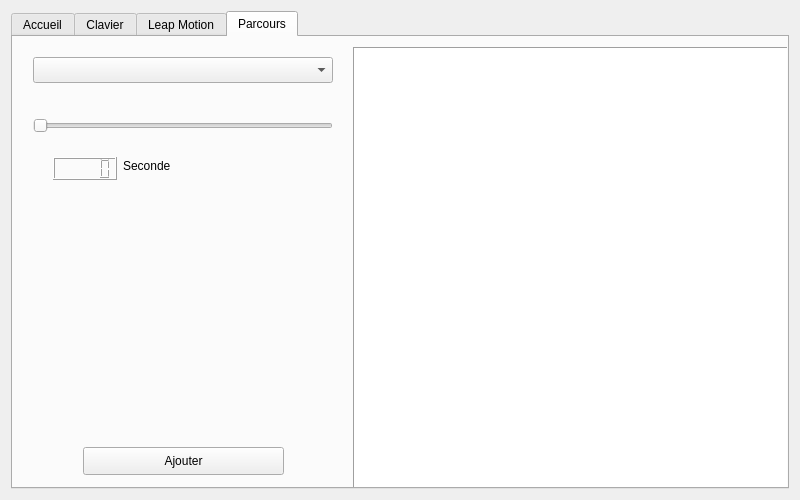
Qt form mainwindow.ui (JLBarbie/MiniDrone) before a commit.
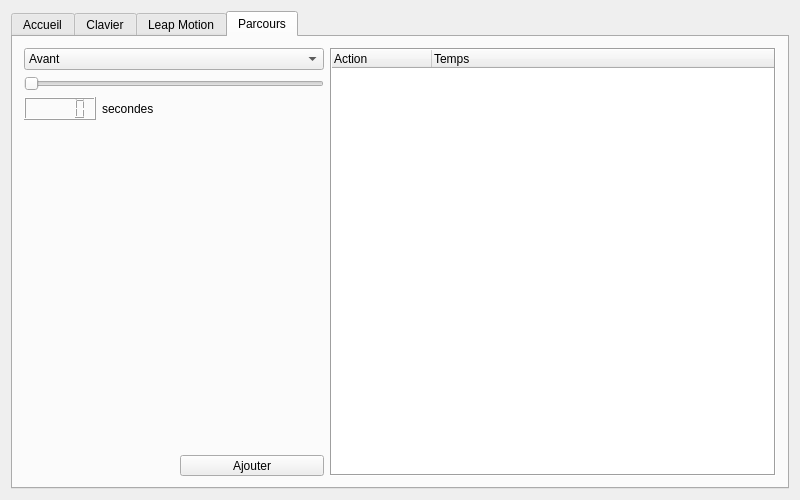
The same form after that commit. The open tabs and pages were chosen to show the change. Icons and pictures are not drawn.

Patch:
```diff
--- a/mainwindow.ui
+++ b/mainwindow.ui
@@ -531,90 +531,263 @@
        </widget>
       </widget>
       <widget class="QWidget" name="course">
+       <property name="sizePolicy">
+        <sizepolicy hsizetype="Expanding" vsizetype="Expanding">
+         <horstretch>0</horstretch>
+         <verstretch>0</verstretch>
+        </sizepolicy>
+       </property>
        <attribute name="title">
         <string>Parcours</string>
        </attribute>
-       <widget class="QComboBox" name="courseAction">
-        <property name="geometry">
-         <rect>
-          <x>20</x>
-          <y>20</y>
-          <width>300</width>
-          <height>26</height>
-         </rect>
-        </property>
-       </widget>
-       <widget class="QSlider" name="horizontalSlider">
-        <property name="geometry">
-         <rect>
-          <x>20</x>
-          <y>80</y>
-          <width>300</width>
-          <height>17</height>
-         </rect>
-        </property>
-        <property name="orientation">
-         <enum>Qt::Horizontal</enum>
-        </property>
-       </widget>
-       <widget class="QLCDNumber" name="lcdNumber">
-        <property name="geometry">
-         <rect>
-          <x>40</x>
-          <y>120</y>
-          <width>64</width>
-          <height>23</height>
-         </rect>
-        </property>
-        <property name="font">
-         <font>
-          <weight>75</weight>
-          <bold>true</bold>
-         </font>
-        </property>
-       </widget>
-       <widget class="QLabel" name="label_2">
-        <property name="geometry">
-         <rect>
-          <x>110</x>
-          <y>120</y>
-          <width>74</width>
-          <height>18</height>
-         </rect>
-        </property>
-        <property name="frameShape">
-         <enum>QFrame::NoFrame</enum>
-        </property>
-        <property name="text">
-         <string>Seconde</string>
-        </property>
-       </widget>
-       <widget class="QListWidget" name="listWidget">
-        <property name="geometry">
-         <rect>
-          <x>340</x>
-          <y>10</y>
-          <width>450</width>
-          <height>450</height>
-         </rect>
-        </property>
-        <property name="frameShape">
-         <enum>QFrame::Box</enum>
-        </property>
-       </widget>
-       <widget class="QToolButton" name="CAddButton">
-        <property name="geometry">
-         <rect>
-          <x>70</x>
-          <y>410</y>
-          <width>201</width>
-          <height>28</height>
-         </rect>
-        </property>
-        <property name="text">
-         <string>Ajouter</string>
-        </property>
-       </widget>
+       <layout class="QGridLayout" name="gridLayout_3">
+        <item row="0" column="3">
+         <layout class="QGridLayout" name="gridLayout_2">
+          <item row="4" column="2" colspan="2">
+           <widget class="QToolButton" name="addButton">
+            <property name="sizePolicy">
+             <sizepolicy hsizetype="Preferred" vsizetype="Fixed">
+              <horstretch>0</horstretch>
+              <verstretch>0</verstretch>
+             </sizepolicy>
+            </property>
+            <property name="text">
+             <string>Ajouter</string>
+            </property>
+           </widget>
+          </item>
+          <item row="0" column="0" colspan="4">
+           <widget class="QComboBox" name="listAction">
+            <property name="sizePolicy">
+             <sizepolicy hsizetype="Fixed" vsizetype="Fixed">
+              <horstretch>0</horstretch>
+              <verstretch>0</verstretch>
+             </sizepolicy>
+            </property>
+            <property name="minimumSize">
+             <size>
+              <width>300</width>
+              <height>0</height>
+             </size>
+            </property>
+            <item>
+             <property name="text">
+              <string>Avant</string>
+             </property>
+            </item>
+            <item>
+             <property name="text">
+              <string>Arrière</string>
+             </property>
+            </item>
+            <item>
+             <property name="text">
+              <string>Gauche</string>
+             </property>
+            </item>
+            <item>
+             <property name="text">
+              <string>Droite</string>
+             </property>
+            </item>
+            <item>
+             <property name="text">
+              <string>Monter</string>
+             </property>
+            </item>
+            <item>
+             <property name="text">
+              <string>Descendre</string>
+             </property>
+            </item>
+            <item>
+             <property name="text">
+              <string>Horaire</string>
+             </property>
+            </item>
+            <item>
+             <property name="text">
+              <string>Anti-Horaire</string>
+             </property>
+            </item>
+           </widget>
+          </item>
+          <item row="2" column="0">
+           <widget class="QLCDNumber" name="actionTime">
+            <property name="palette">
+             <palette>
+              <active>
+               <colorrole role="WindowText">
+                <brush brushstyle="SolidPattern">
+                 <color alpha="255">
+                  <red>0</red>
+                  <green>0</green>
+                  <blue>0</blue>
+                 </color>
+                </brush>
+               </colorrole>
+               <colorrole role="Text">
+                <brush brushstyle="SolidPattern">
+                 <color alpha="255">
+                  <red>0</red>
+                  <green>0</green>
+                  <blue>0</blue>
+                 </color>
+                </brush>
+               </colorrole>
+               <colorrole role="ButtonText">
+                <brush brushstyle="SolidPattern">
+                 <color alpha="255">
+                  <red>0</red>
+                  <green>0</green>
+                  <blue>0</blue>
+                 </color>
+                </brush>
+               </colorrole>
+              </active>
+              <inactive>
+               <colorrole role="WindowText">
+                <brush brushstyle="SolidPattern">
+                 <color alpha="255">
+                  <red>0</red>
+                  <green>0</green>
+                  <blue>0</blue>
+                 </color>
+                </brush>
+               </colorrole>
+               <colorrole role="Text">
+                <brush brushstyle="SolidPattern">
+                 <color alpha="255">
+                  <red>0</red>
+                  <green>0</green>
+                  <blue>0</blue>
+                 </color>
+                </brush>
+               </colorrole>
+               <colorrole role="ButtonText">
+                <brush brushstyle="SolidPattern">
+                 <color alpha="255">
+                  <red>0</red>
+                  <green>0</green>
+                  <blue>0</blue>
+                 </color>
+                </brush>
+               </colorrole>
+              </inactive>
+              <disabled>
+               <colorrole role="WindowText">
+                <brush brushstyle="SolidPattern">
+                 <color alpha="255">
+                  <red>0</red>
+                  <green>0</green>
+                  <blue>0</blue>
+                 </color>
+                </brush>
+               </colorrole>
+               <colorrole role="Text">
+                <brush brushstyle="SolidPattern">
+                 <color alpha="255">
+                  <red>0</red>
+                  <green>0</green>
+                  <blue>0</blue>
+                 </color>
+                </brush>
+               </colorrole>
+               <colorrole role="ButtonText">
+                <brush brushstyle="SolidPattern">
+                 <color alpha="255">
+                  <red>0</red>
+                  <green>0</green>
+                  <blue>0</blue>
+                 </color>
+                </brush>
+               </colorrole>
+              </disabled>
+             </palette>
+            </property>
+            <property name="font">
+             <font>
+              <weight>75</weight>
+              <bold>true</bold>
+             </font>
+            </property>
+            <property name="styleSheet">
+             <string notr="true">color: black;</string>
+            </property>
+           </widget>
+          </item>
+          <item row="2" column="1">
+           <widget class="QLabel" name="label_2">
+            <property name="frameShape">
+             <enum>QFrame::NoFrame</enum>
+            </property>
+            <property name="text">
+             <string>secondes</string>
+            </property>
+           </widget>
+          </item>
+          <item row="2" column="2" colspan="2">
+           <spacer name="horizontalSpacer">
+            <property name="orientation">
+             <enum>Qt::Horizontal</enum>
+            </property>
+            <property name="sizeHint" stdset="0">
+             <size>
+              <width>40</width>
+              <height>20</height>
+             </size>
+            </property>
+           </spacer>
+          </item>
+          <item row="1" column="0" colspan="4">
+           <widget class="QSlider" name="horizontalSlider">
+            <property name="maximum">
+             <number>10</number>
+            </property>
+            <property name="orientation">
+             <enum>Qt::Horizontal</enum>
+            </property>
+           </widget>
+          </item>
+          <item row="3" column="0" colspan="4">
+           <spacer name="verticalSpacer_2">
+            <property name="orientation">
+             <enum>Qt::Vertical</enum>
+            </property>
+            <property name="sizeHint" stdset="0">
+             <size>
+              <width>20</width>
+              <height>40</height>
+             </size>
+            </property>
+           </spacer>
+          </item>
+          <item row="0" column="4" rowspan="5">
+           <widget class="QTreeWidget" name="parcours">
+            <property name="sizePolicy">
+             <sizepolicy hsizetype="Expanding" vsizetype="Preferred">
+              <horstretch>0</horstretch>
+              <verstretch>0</verstretch>
+             </sizepolicy>
+            </property>
+            <property name="frameShape">
+             <enum>QFrame::Box</enum>
+            </property>
+            <column>
+             <property name="text">
+              <string>Action</string>
+             </property>
+            </column>
+            <column>
+             <property name="text">
+              <string>Temps</string>
+             </property>
+            </column>
+           </widget>
+          </item>
+         </layout>
+        </item>
+       </layout>
       </widget>
      </widget>
     </item>
```
Left out of the diff: 4 changed lines with no effect on the pictures.
